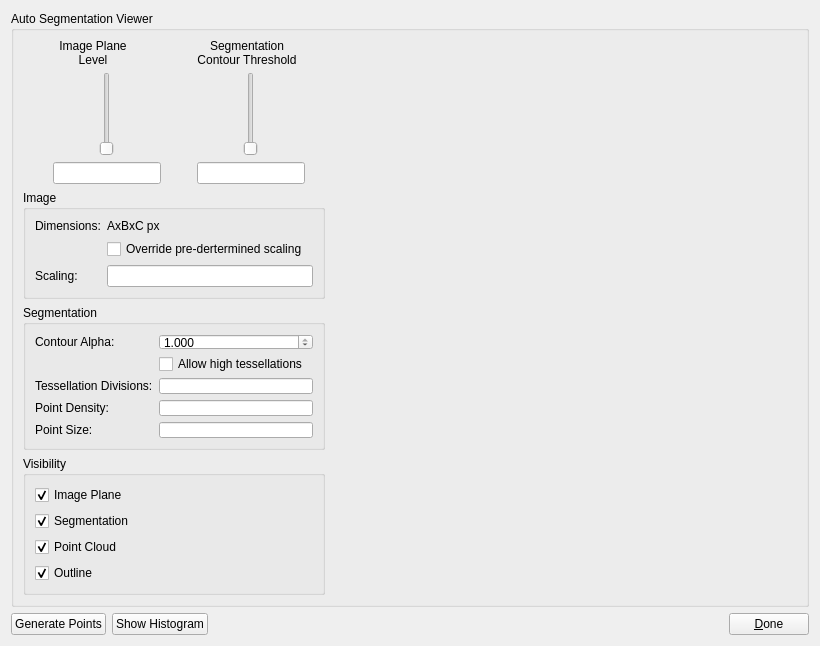
This is mapclientplugins/autosegmentationstep/qt/autosegmentationwidget.ui in tsalemink/autosegmentationstep as Qt 5 draws it before an edit. The edited form follows.
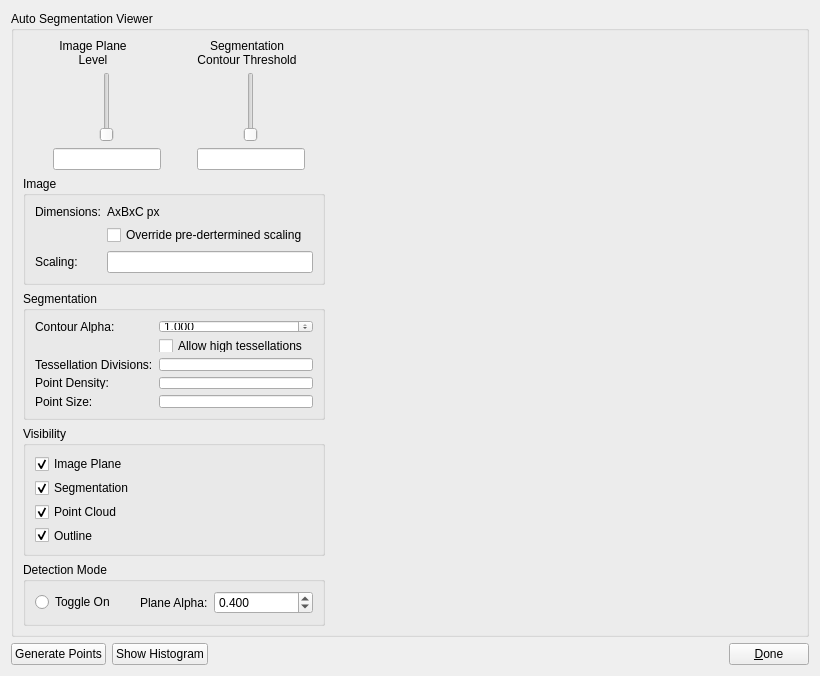
This is the edited form. Custom widgets are drawn as their Qt base class.

Commit message: Implement detection mode

Patch:
```diff
--- a/mapclientplugins/autosegmentationstep/qt/autosegmentationwidget.ui
+++ b/mapclientplugins/autosegmentationstep/qt/autosegmentationwidget.ui
@@ -7,7 +7,7 @@
     <x>0</x>
     <y>0</y>
     <width>820</width>
-    <height>646</height>
+    <height>659</height>
    </rect>
   </property>
   <property name="windowTitle">
@@ -352,6 +352,51 @@
           </layout>
          </widget>
         </item>
+        <item>
+         <widget class="QGroupBox" name="groupBoxDetectionPlane">
+          <property name="title">
+           <string>Detection Mode</string>
+          </property>
+          <layout class="QHBoxLayout" name="horizontalLayout_4">
+           <item>
+            <widget class="QRadioButton" name="radioButtonToggleDetection">
+             <property name="text">
+              <string>Toggle On</string>
+             </property>
+            </widget>
+           </item>
+           <item>
+            <widget class="QLabel" name="label_9">
+             <property name="sizePolicy">
+              <sizepolicy hsizetype="Maximum" vsizetype="Preferred">
+               <horstretch>0</horstretch>
+               <verstretch>0</verstretch>
+              </sizepolicy>
+             </property>
+             <property name="text">
+              <string>Plane Alpha:</string>
+             </property>
+            </widget>
+           </item>
+           <item>
+            <widget class="QDoubleSpinBox" name="detectionPlaneAlphaDoubleSpinBox">
+             <property name="decimals">
+              <number>3</number>
+             </property>
+             <property name="maximum">
+              <double>1.000000000000000</double>
+             </property>
+             <property name="singleStep">
+              <double>0.010000000000000</double>
+             </property>
+             <property name="value">
+              <double>0.400000000000000</double>
+             </property>
+            </widget>
+           </item>
+          </layout>
+         </widget>
+        </item>
        </layout>
       </item>
       <item>
```
The commit also changes 4 other files.
